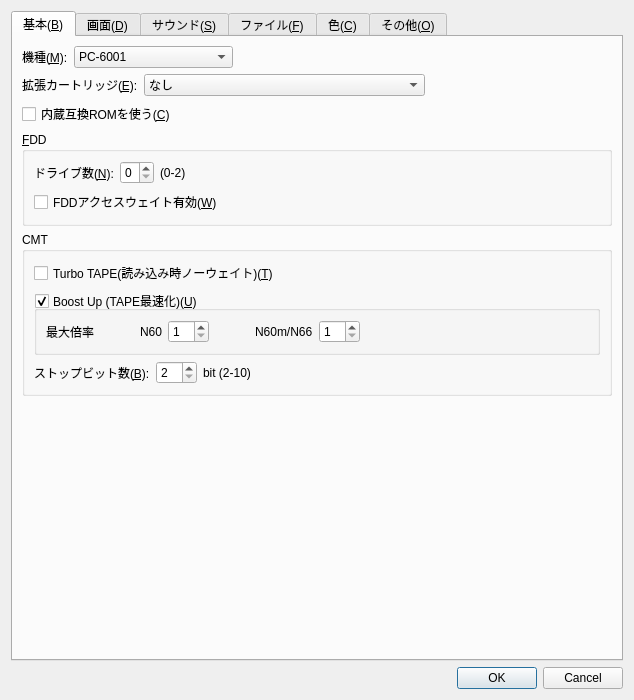
First picture: the form in src/Qt/configdialog.ui, repository eighttails/PC6001VX, before the edit.
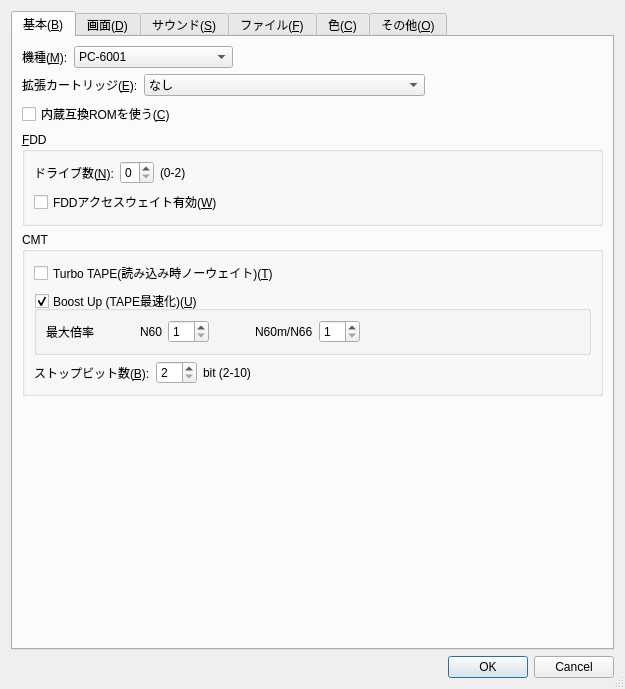
Second picture: the form after the edit. Custom widgets are drawn as their Qt base class.

Commit message: 設定ダイアログにリサイズグリップを追加

```diff
--- a/src/Qt/configdialog.ui
+++ b/src/Qt/configdialog.ui
@@ -6,8 +6,8 @@
    <rect>
     <x>0</x>
     <y>0</y>
-    <width>634</width>
-    <height>700</height>
+    <width>625</width>
+    <height>689</height>
    </rect>
   </property>
   <property name="maximumSize">
@@ -19,6 +19,9 @@
   <property name="windowTitle">
    <string>環境設定</string>
   </property>
+  <property name="sizeGripEnabled">
+   <bool>true</bool>
+  </property>
   <layout class="QGridLayout" name="gridLayout">
    <item row="5" column="0">
     <widget class="QDialogButtonBox" name="buttonBox">
```
